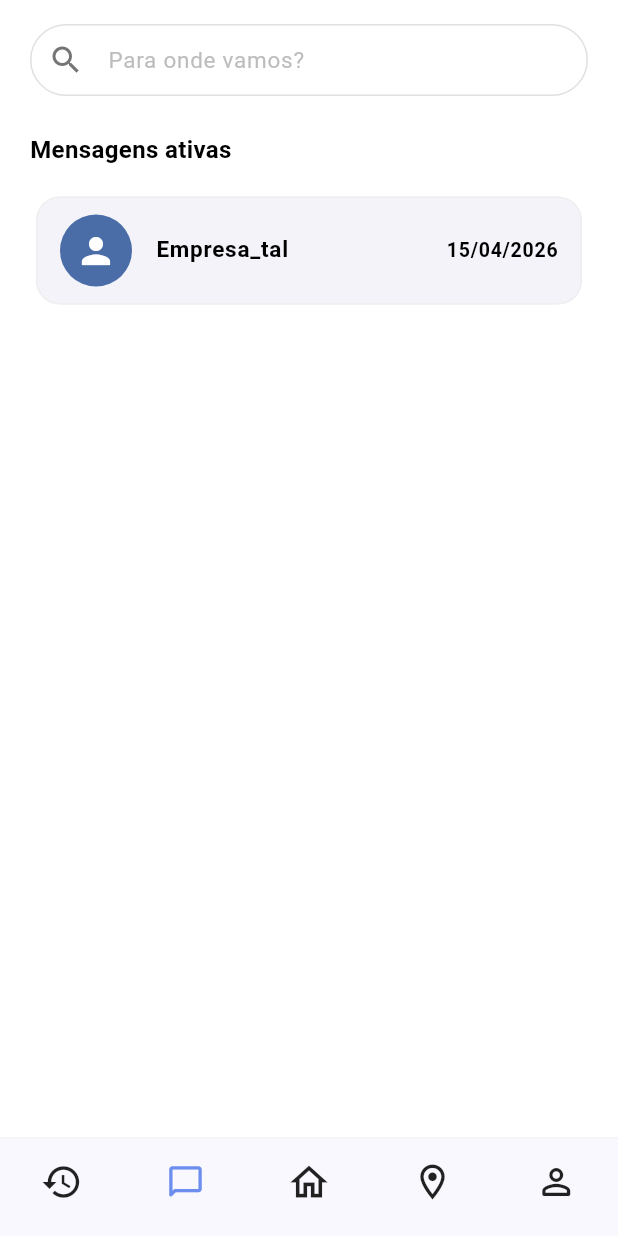
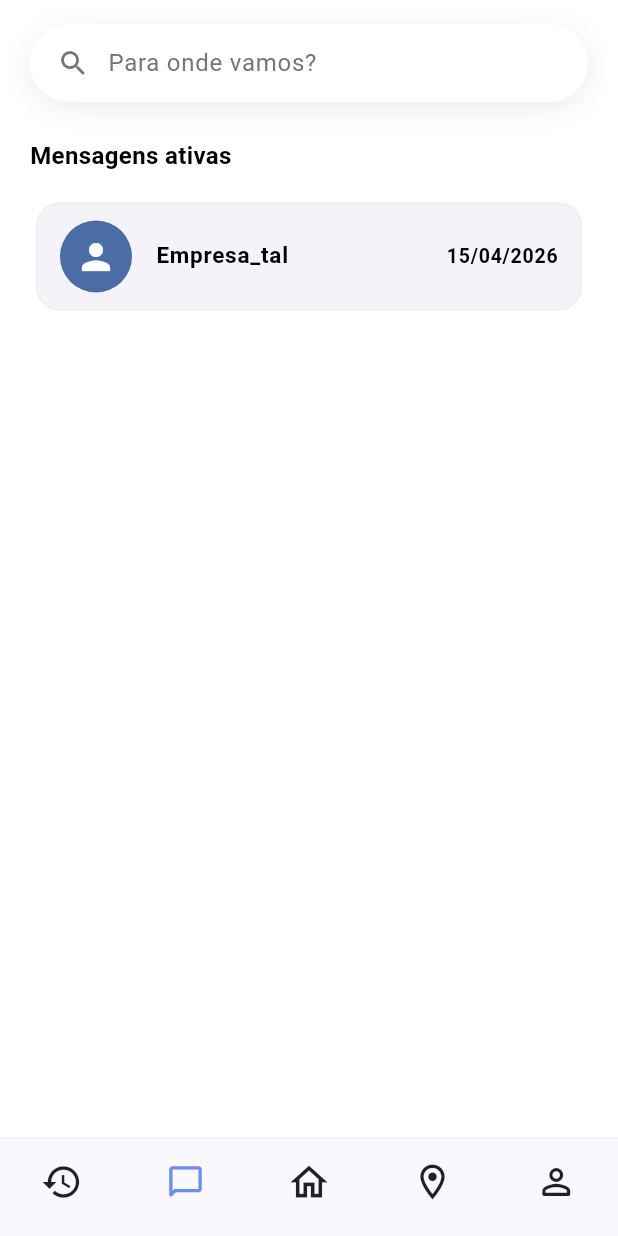
Before and after one commit to Trajetto-PI/trajetto-frontend, a Flutter app: the ChatListScreen screen opened directly, on a phone screen of 412 x 824 dp. Run offline on Flutter 3.47's test engine with Material 3 defaults, Android fonts, the phone set to English and light mode, and no system bars; our stand-ins replace flutter_map, geolocator, latlong2.

Commit message:
style: padroniza barra de pesquisa nas telas de mapa, fretes e chat

```diff
--- a/lib/screens/chat_list_screen.dart
+++ b/lib/screens/chat_list_screen.dart
@@ -1,5 +1,6 @@
 import 'package:flutter/material.dart';
 import '../widgets/custom_bottom_nav_bar.dart';
+import '../widgets/floating_search_bar.dart';
 import 'chat_detail_screen.dart';
 
 class ChatListScreen extends StatelessWidget {
@@ -15,22 +16,14 @@ class ChatListScreen extends StatelessWidget {
           child: Column(
             crossAxisAlignment: CrossAxisAlignment.start,
             children: [
-              // 1. BARRA DE PESQUISA
-              TextField(
-                decoration: InputDecoration(
-                  hintText: 'Para onde vamos?',
-                  hintStyle: TextStyle(color: Colors.grey.shade400, fontSize: 15),
-                  prefixIcon: Icon(Icons.search, color: Colors.grey.shade600),
-                  contentPadding: const EdgeInsets.symmetric(vertical: 12.0),
-                  enabledBorder: OutlineInputBorder(
-                    borderRadius: BorderRadius.circular(30.0),
-                    borderSide: BorderSide(color: Colors.grey.shade300, width: 1),
-                  ),
-                  focusedBorder: OutlineInputBorder(
-                    borderRadius: BorderRadius.circular(30.0),
-                    borderSide: BorderSide(color: Colors.grey.shade400, width: 1),
-                  ),
-                ),
+              // 1. BARRA DE PESQUISA PADRONIZADA
+              FloatingSearchBar(
+                isEditable: true,
+                margin: EdgeInsets.zero,
+                hintText: 'Para onde vamos?',
+                onChanged: (value) {
+                  // Lógica de filtro de conversas aqui
+                },
               ),
               const SizedBox(height: 24),
 
--- a/lib/screens/map_screen.dart
+++ b/lib/screens/map_screen.dart
@@ -299,7 +299,7 @@ class _MapScreenState extends State<MapScreen> {
           // 3. TOPO: MODO NAVEGAÇÃO OU BARRA DE PESQUISA NORMAL
           SafeArea(
             child: Padding(
-              padding: const EdgeInsets.symmetric(horizontal: 16, vertical: 10),
+              padding: const EdgeInsets.symmetric(horizontal: 20, vertical: 12),
               child: _isNavigating && _routeData != null && _routeData!.steps.isNotEmpty
                   ? Container(
                 padding: const EdgeInsets.all(14),
@@ -354,6 +354,7 @@ class _MapScreenState extends State<MapScreen> {
                 ),
               )
                   : FloatingSearchBar(
+                margin: EdgeInsets.zero,
                 onTap: () async {
                   final PlaceSuggestion? place = await Navigator.push(
                     context,
--- a/lib/widgets/floating_search_bar.dart
+++ b/lib/widgets/floating_search_bar.dart
@@ -1,18 +1,32 @@
 import 'package:flutter/material.dart';
 
 class FloatingSearchBar extends StatelessWidget {
-  final VoidCallback onTap;
+  final VoidCallback? onTap;
+  final String hintText;
+  final bool isEditable;
+  final bool autofocus;
+  final TextEditingController? controller;
+  final ValueChanged<String>? onChanged;
+  final ValueChanged<String>? onSubmitted;
+  final EdgeInsetsGeometry? margin;
 
   const FloatingSearchBar({
     super.key,
-    required this.onTap,
+    this.onTap,
+    this.hintText = 'Para onde vamos?',
+    this.isEditable = false,
+    this.autofocus = false,
+    this.controller,
+    this.onChanged,
+    this.onSubmitted,
+    this.margin,
   });
 
   @override
   Widget build(BuildContext context) {
     return Container(
       height: 52,
-      margin: const EdgeInsets.symmetric(horizontal: 20),
+      margin: margin ?? const EdgeInsets.symmetric(horizontal: 20),
       decoration: BoxDecoration(
         color: Colors.white,
         borderRadius: BorderRadius.circular(26),
@@ -26,7 +40,46 @@ class FloatingSearchBar extends StatelessWidget {
       ),
       child: Material(
         color: Colors.transparent,
-        child: InkWell(
+        child: isEditable
+            ? Padding(
+          padding: const EdgeInsets.symmetric(horizontal: 18),
+          child: Row(
+            children: [
+              Icon(
+                Icons.search_rounded,
+                color: Colors.grey.shade600,
+                size: 22,
+              ),
+              const SizedBox(width: 12),
+              Expanded(
+                child: TextField(
+                  controller: controller,
+                  onChanged: onChanged,
+                  onSubmitted: onSubmitted,
+                  autofocus: autofocus,
+                  onTapOutside: (_) {
+                    FocusManager.instance.primaryFocus?.unfocus();
+                  },
+                  style: const TextStyle(
+                    fontSize: 16,
+                    color: Colors.black87,
+                  ),
+                  decoration: InputDecoration(
+                    hintText: hintText,
+                    hintStyle: TextStyle(
+                      color: Colors.grey.shade600,
+                      fontSize: 16,
+                      fontWeight: FontWeight.w400,
+                    ),
+                    border: InputBorder.none,
+                    isDense: true,
+                  ),
+                ),
+              ),
+            ],
+          ),
+        )
+            : InkWell(
           borderRadius: BorderRadius.circular(26),
           onTap: onTap,
           child: Padding(
@@ -40,7 +93,7 @@ class FloatingSearchBar extends StatelessWidget {
                 ),
                 const SizedBox(width: 12),
                 Text(
-                  'Para onde vamos?',
+                  hintText,
                   style: TextStyle(
                     color: Colors.grey.shade600,
                     fontSize: 16,
```
Also changed, not shown: lib/screens/freight_list_screen.dart (+7 -16 lines).
